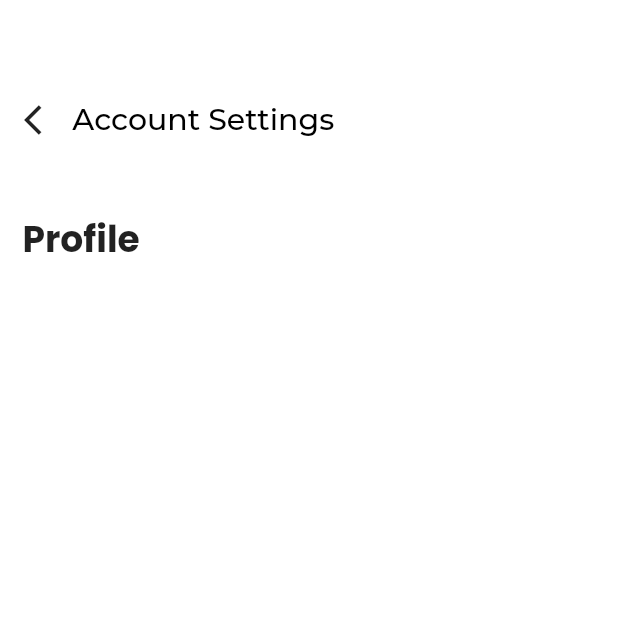
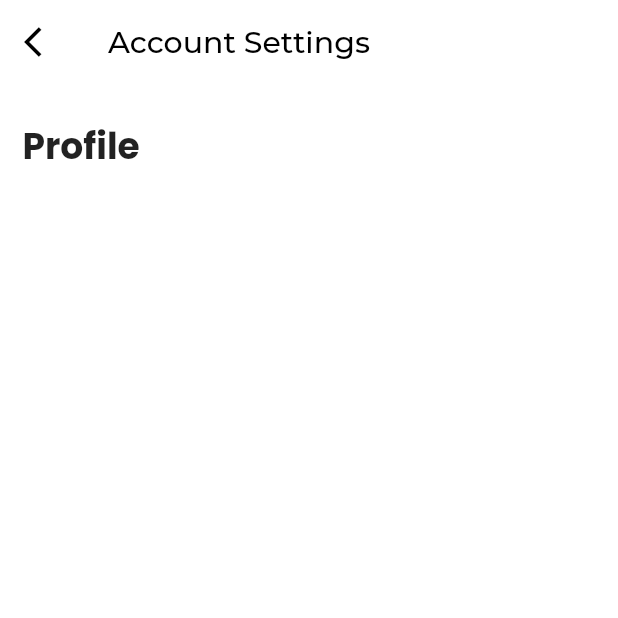
Before and after one commit to sahalcp/projector, a Flutter app: the ProfileScreen screen opened directly, on a phone screen of 412 x 824 dp, the top half of it. Run offline on Flutter 3.47's test engine with Material 2 defaults, Android fonts, the phone set to English and light mode, and no system bars; our stand-ins replace cached_network_image, carousel_slider, dio, dotted_border, email_validator, file_picker and 17 more; missing offline and left inert: app_tracking_transparency, flutter_inappwebview, flutter_uploader, new_version, photo_manager, video_thumbnail; accounts and stored records are empty; network calls fail; project files that could hold a hidden picture were left out.

Commit message:
Fix overflow issues in account settings page

```diff
--- a/lib/accountSettings/profileScreen.dart
+++ b/lib/accountSettings/profileScreen.dart
@@ -29,44 +29,31 @@ class _ProfileScreenState extends State<ProfileScreen> {
       top: false,
       bottom: false,
       child: Scaffold(
+        appBar: AppBar(
+          backgroundColor: Colors.white,
+          title: Text(
+            'Account Settings',
+            style: TextStyle(
+              fontSize: 20,
+              color: Colors.black,
+              fontWeight: FontWeight.w500,
+            ),
+          ),
+          leading: IconButton(
+              onPressed: () {
+                Navigator.pop(context);
+              },
+              icon: Icon(
+                Icons.arrow_back_ios,
+                color: Colors.black,
+              )),
+          elevation: 0,
+        ),
         body: Container(
           color: Colors.white,
-          child: Column(
-            crossAxisAlignment: CrossAxisAlignment.start,
+          child: ListView(
             children: [
-              SizedBox(height: height * 0.07),
-              Padding(
-                padding: EdgeInsets.only(
-                  left: 16,
-                  top: 10,
-                  right: 15.0,
-                ),
-                child: Row(
-                  children: <Widget>[
-                    InkWell(
-                      onTap: () {
-                        Navigator.pop(context);
-                      },
-                      child: Icon(
-                        Icons.arrow_back_ios,
-                      ),
-                    ),
-                    SizedBox(
-                      width: width * 0.02,
-                    ),
-                    Text(
-                      'Account Settings',
-                      style: TextStyle(
-                        fontSize: 20,
-                        color: Colors.black,
-                        fontWeight: FontWeight.w500,
-                      ),
-                    ),
-                    SizedBox(width: width * 0.06)
-                  ],
-                ),
-              ),
-              SizedBox(height: 50),
+              SizedBox(height: 24.0),
               Padding(
                 padding: EdgeInsets.only(left: 15.0),
                 child: Text(
@@ -185,9 +172,9 @@ class _ProfileScreenState extends State<ProfileScreen> {
                               SizedBox(height: 30),
                               userDataRow(context, 'Password',
                                   '***************', 'Password'),
-                              SizedBox(height: 80),
-                              InkWell(
-                                onTap: () {
+                              SizedBox(height: 75.0),
+                              TextButton(
+                                onPressed: () {
                                   deActivateDialog(context, height, width);
                                 },
                                 child: Text(
@@ -199,6 +186,7 @@ class _ProfileScreenState extends State<ProfileScreen> {
                                   ),
                                 ),
                               ),
+                              SizedBox(height: 24.0),
                             ],
                           ),
                         ),
@@ -291,7 +279,7 @@ deActivateDialog(context, height, width) {
               bottom: 80.0,
             ),
             child: Container(
-                height: height * 0.4,
+                height: 300.0,
                 decoration: BoxDecoration(
                   color: Colors.white,
                   borderRadius: BorderRadius.circular(12.0),
@@ -319,7 +307,7 @@ deActivateDialog(context, height, width) {
                       ),
                     ),
                     SizedBox(
-                      height: 50,
+                      height: 24.0,
                     ),
                     Center(
                       child: Container(
```
